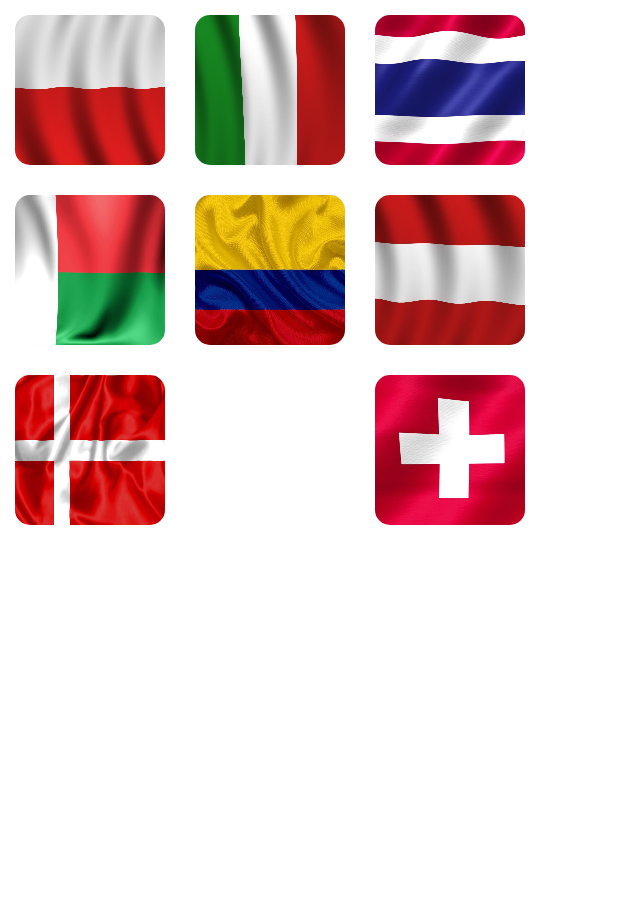
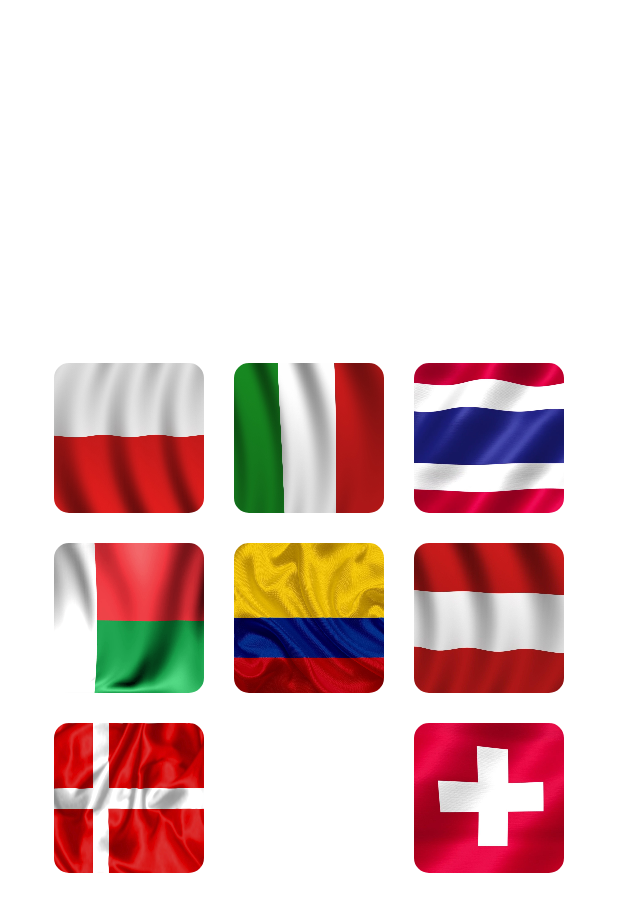
Before and after one commit to almoiv0499/Moroz_Lesson3, an Android app: the layout activity_grid_layout.xml on its own in the app's theme, with its tools: preview values and no code run, on a phone screen of 412 x 824 dp. Shown: the top 912 px of the screen. Run offline under Robolectric (Android 15) with nearby library versions, the phone set to English and light mode, and no system bars.

Commit message:
moroz_lesson_3_1 centered GridLayout

```diff
--- a/app/src/main/res/layout/activity_grid_layout.xml
+++ b/app/src/main/res/layout/activity_grid_layout.xml
@@ -1,9 +1,10 @@
 <?xml version="1.0" encoding="utf-8"?>
 <GridLayout xmlns:android="http://schemas.android.com/apk/res/android"
     xmlns:tools="http://schemas.android.com/tools"
-    android:layout_width="match_parent"
-    android:layout_height="match_parent"
+    android:layout_width="wrap_content"
+    android:layout_height="wrap_content"
     android:columnCount="3"
+    android:layout_gravity="center"
     tools:context=".GridLayoutActivity">
 
     <com.google.android.material.imageview.ShapeableImageView
```
